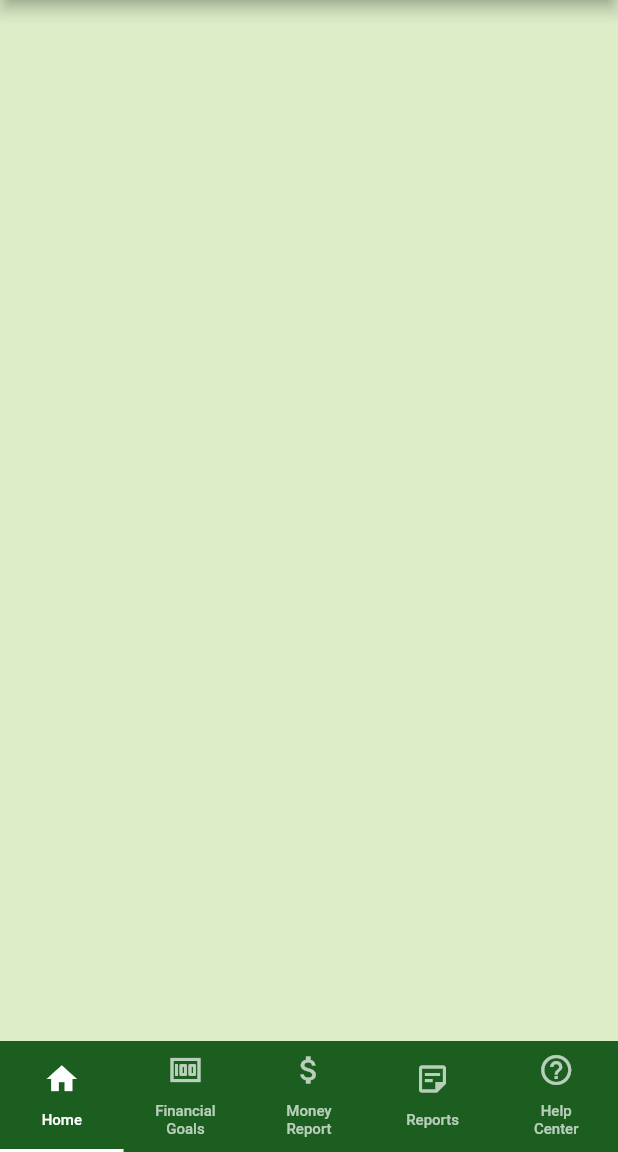
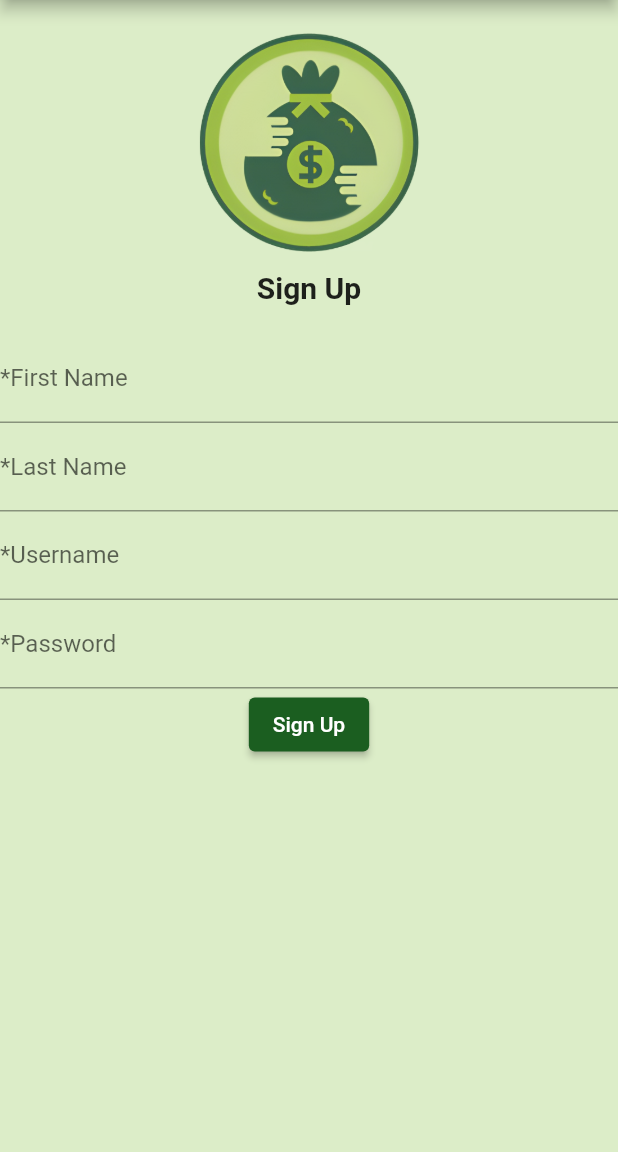
Before and after one commit to sadafzakria/SmartMoneyHandling, a Flutter app: the screen it shows after launch, on a phone screen of 412 x 824 dp, the part 84-1236 px from its top. Run offline on Flutter 3.47's test engine with Material 2 defaults, Android fonts, the phone set to English and light mode, and no system bars.

Commit message:
Register screen added

```diff
--- a/lib/main.dart
+++ b/lib/main.dart
@@ -2,6 +2,7 @@ import 'package:flutter/material.dart';
 import 'package:smart_money_handling/splash_screen.dart';
 import 'package:smart_money_handling/welcome_screen.dart';
 import 'package:smart_money_handling/nav_menu.dart';
+import 'package:smart_money_handling/register_screen.dart';
 
 void main() {
   runApp(const MyApp());
@@ -26,6 +27,6 @@ class SMHapp extends StatefulWidget {
 class _SMHappState extends State<SMHapp> {
   @override
   Widget build(BuildContext context) {
-    return NavBar();
+    return RegisterScreen();
   }
 }
--- /dev/null
+++ b/lib/register_screen.dart
@@ -0,0 +1,138 @@
+import 'package:flutter/material.dart';
+import 'nav_menu.dart';
+
+class RegisterScreen extends StatelessWidget {
+  const RegisterScreen({Key? key});
+
+  @override
+  Widget build(BuildContext context) {
+    return Scaffold(
+      appBar: AppBar(
+        title: Text("Smart Money Handling"),
+        backgroundColor: Colors.green[900],
+      ),
+      backgroundColor: Colors.lightGreen[100],
+      body: SingleChildScrollView(
+        child: Column(
+          mainAxisAlignment: MainAxisAlignment.center,
+          children: <Widget>[
+            Padding(
+              padding: const EdgeInsets.all(20.0),
+              child: Column(
+                children: <Widget>[
+                  Image.asset(
+                    'assets/images/smh.png', // Update this path to your image location
+                    height: 150, // Set the desired height for your logo
+                    width: 150, // Set the desired width for your logo
+                  ),
+                  SizedBox(height: 10), // Add space between image and title
+                  Text(
+                    "Sign Up",
+                    style: TextStyle(
+                      fontSize: 20,
+                      fontWeight: FontWeight.bold,
+                    ),
+                  ),
+                ],
+              ),
+            ),
+            RegisterForm(),
+          ],
+        ),
+      ),
+    );
+  }
+}
+
+class RegisterForm extends StatefulWidget {
+  const RegisterForm({Key? key});
+
+  @override
+  _RegisterFormState createState() => _RegisterFormState();
+}
+
+class _RegisterFormState extends State<RegisterForm> {
+  final GlobalKey<FormState> _formKey = GlobalKey<FormState>();
+  String firstName = "";
+  String lastName = "";
+  String username = "";
+  String password = "";
+  String reenteredPassword = "";
+
+  @override
+  Widget build(BuildContext context) {
+    return Form(
+      key: _formKey,
+      child: Column(
+        children: <Widget>[
+          TextFormField(
+            decoration: InputDecoration(labelText: '*First Name'),
+            validator: (value) {
+              if (value!.isEmpty) {
+                return 'Please enter your first name';
+              }
+              return null;
+            },
+            onSaved: (value) {
+              firstName = value!;
+            },
+          ),
+          TextFormField(
+            decoration: InputDecoration(labelText: '*Last Name'),
+            validator: (value) {
+              if (value!.isEmpty) {
+                return 'Please enter your last name';
+              }
+              return null;
+            },
+            onSaved: (value) {
+              lastName = value!;
+            },
+          ),
+          TextFormField(
+            decoration: InputDecoration(labelText: '*Username'),
+            validator: (value) {
+              if (value!.isEmpty) {
+                return 'Please enter a username';
+              }
+              return null;
+            },
+            onSaved: (value) {
+              username = value!;
+            },
+          ),
+          TextFormField(
+            decoration: InputDecoration(labelText: '*Password'),
+            obscureText: true,
+            validator: (value) {
+              if (value!.isEmpty) {
+                return 'Please enter a password';
+              }
+              return null;
+            },
+            onSaved: (value) {
+              password = value!;
+            },
+          ),
+          ElevatedButton(
+            onPressed: () {
+              if (_formKey.currentState!.validate()) {
+                _formKey.currentState!.save();
+                // Here, you can process the registration data.
+                // After successful registration, navigate to the nav_menu screen.
+                Navigator.of(context).pushReplacement(MaterialPageRoute(builder: (context) => NavBar()));
+              }
+            },
+            style: ElevatedButton.styleFrom(
+              primary: Colors.green[900], // Set the button color to green
+            ),
+            child: Text(
+              'Sign Up',
+              style: TextStyle(color: Colors.white), // Set the text color to white
+            ),
+          ),
+        ],
+      ),
+    );
+  }
+}
```
